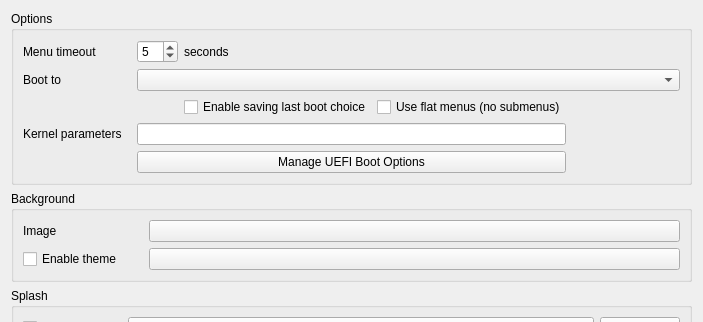
First picture: the form in mainwindow.ui, repository AdrianTM/mx-boot-options, before the edit; both pictures show x 0 to 703 and y 0 to 322 of the 703 by 654 pixel window.
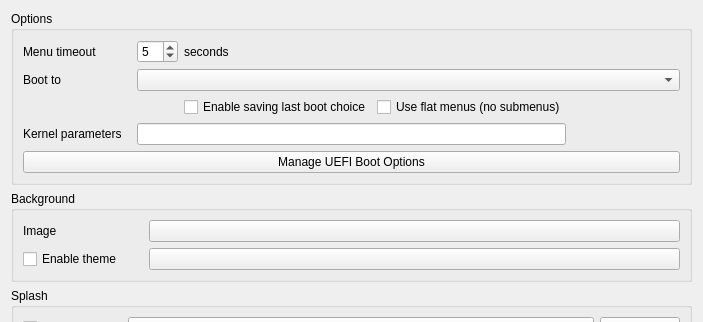
Second picture: the form after the edit. Icons and pictures are not drawn.

Commit message: Increase size of button

What changed in the file:
```diff
--- a/mainwindow.ui
+++ b/mainwindow.ui
@@ -118,16 +118,6 @@
         </property>
        </widget>
       </item>
-      <item row="4" column="1" colspan="3">
-       <widget class="QPushButton" name="pushUefi">
-        <property name="text">
-         <string>Manage UEFI Boot Options</string>
-        </property>
-        <property name="autoDefault">
-         <bool>false</bool>
-        </property>
-       </widget>
-      </item>
       <item row="2" column="2">
        <widget class="QCheckBox" name="checkSaveDefault">
         <property name="toolTip">
@@ -138,6 +128,16 @@
         </property>
        </widget>
       </item>
+      <item row="4" column="0" colspan="5">
+       <widget class="QPushButton" name="pushUefi">
+        <property name="text">
+         <string>Manage UEFI Boot Options</string>
+        </property>
+        <property name="autoDefault">
+         <bool>false</bool>
+        </property>
+       </widget>
+      </item>
      </layout>
     </widget>
    </item>
```
